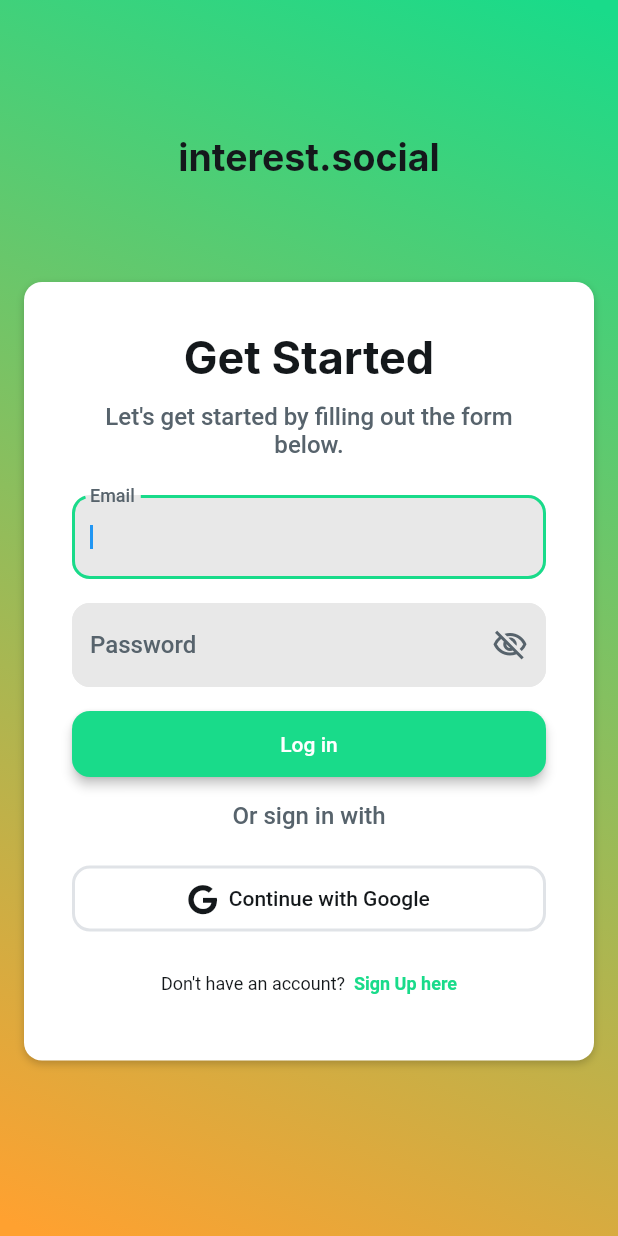
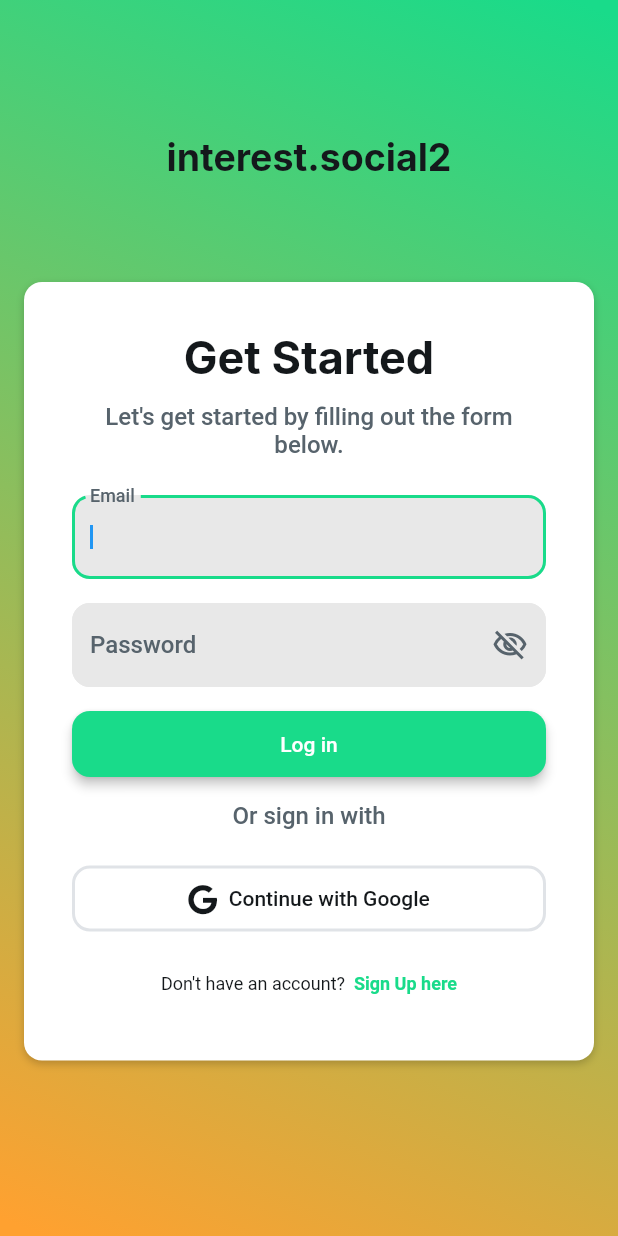
Before and after one commit to mohamedbakr98/interest.social, a Flutter app: the screen it shows after launch, on a phone screen of 412 x 824 dp. Run offline on Flutter 3.47's test engine with Material 3 defaults, Android fonts, the phone set to English and light mode, and no system bars; drawn by our look-alikes of auto_size_text; our stand-ins replace badges, cached_network_image, chewie, cloud_firestore, dropdown_button2, file_picker and 19 more; missing offline and left inert: flutter_google_places, google_api_headers, google_maps_webservice, json_path, map_launcher, mime_type; accounts and stored records are empty; Roboto replaces fonts that are missing (Readex Pro); key blocks and very long unbroken strings in the code were emptied for the run.

Commit message:
Updating to latest FlutterFlow output.

```diff
--- a/lib/pages/login/login_widget.dart
+++ b/lib/pages/login/login_widget.dart
@@ -86,7 +86,7 @@
                           ),
                           alignment: const AlignmentDirectional(0.0, 0.0),
                           child: Text(
-                            'interest.social',
+                            'interest.social2',
                             style: FlutterFlowTheme.of(context)
                                 .displaySmall
                                 .override(
```
